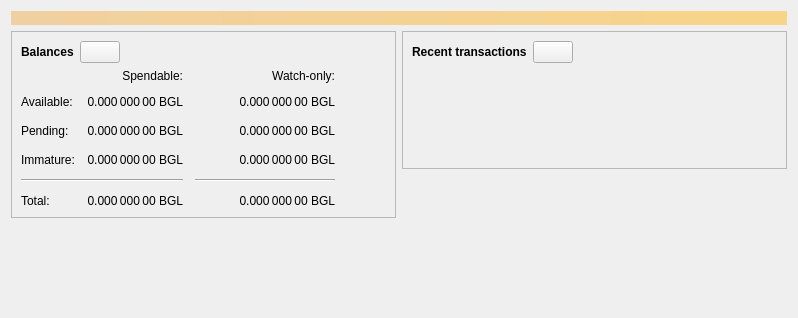
Before: the Qt Designer form src/qt/forms/overviewpage.ui in BitgesellOfficial/bitgesell, drawn with Qt 5.
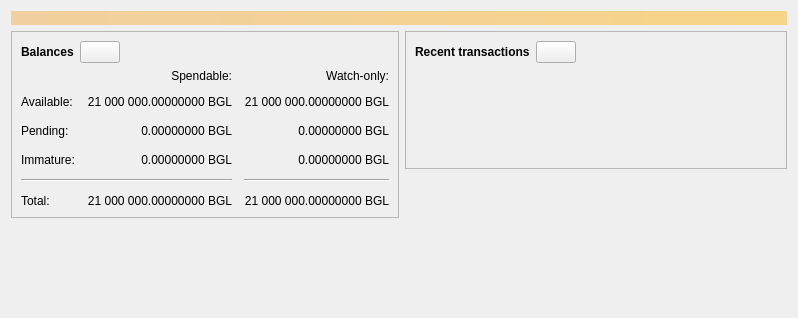
After: the same form once the commit is applied. Icons and pictures are not drawn. Custom widgets are drawn as their Qt base class.

Patch:
```diff
--- a/src/qt/forms/overviewpage.ui
+++ b/src/qt/forms/overviewpage.ui
@@ -120,7 +120,7 @@
                <string>Unconfirmed transactions to watch-only addresses</string>
               </property>
               <property name="text">
-               <string notr="true">0.000 000 00 BGL</string>
+               <string notr="true">0.00000000 BGL</string>
               </property>
               <property name="alignment">
                <set>Qt::AlignRight|Qt::AlignTrailing|Qt::AlignVCenter</set>
@@ -139,7 +139,7 @@
                <string>Total of transactions that have yet to be confirmed, and do not yet count toward the spendable balance</string>
               </property>
               <property name="text">
-               <string notr="true">0.000 000 00 BGL</string>
+               <string notr="true">0.00000000 BGL</string>
               </property>
               <property name="alignment">
                <set>Qt::AlignRight|Qt::AlignTrailing|Qt::AlignVCenter</set>
@@ -158,7 +158,7 @@
                <string>Mined balance in watch-only addresses that has not yet matured</string>
               </property>
               <property name="text">
-               <string notr="true">0.000 000 00 BGL</string>
+               <string notr="true">0.00000000 BGL</string>
               </property>
               <property name="alignment">
                <set>Qt::AlignRight|Qt::AlignTrailing|Qt::AlignVCenter</set>
@@ -210,7 +210,7 @@
                <string>Mined balance that has not yet matured</string>
               </property>
               <property name="text">
-               <string notr="true">0.000 000 00 BGL</string>
+               <string notr="true">0.00000000 BGL</string>
               </property>
               <property name="alignment">
                <set>Qt::AlignRight|Qt::AlignTrailing|Qt::AlignVCenter</set>
@@ -249,7 +249,7 @@
                <string>Your current total balance</string>
               </property>
               <property name="text">
-               <string notr="true">0.000 000 00 BGL</string>
+               <string notr="true">21 000 000.00000000 BGL</string>
               </property>
               <property name="alignment">
                <set>Qt::AlignRight|Qt::AlignTrailing|Qt::AlignVCenter</set>
@@ -268,7 +268,7 @@
                <string>Current total balance in watch-only addresses</string>
               </property>
               <property name="text">
-               <string notr="true">0.000 000 00 BGL</string>
+               <string notr="true">21 000 000.00000000 BGL</string>
               </property>
               <property name="alignment">
                <set>Qt::AlignRight|Qt::AlignTrailing|Qt::AlignVCenter</set>
@@ -304,7 +304,7 @@
                <string>Your current spendable balance</string>
               </property>
               <property name="text">
-               <string notr="true">0.000 000 00 BGL</string>
+               <string notr="true">21 000 000.00000000 BGL</string>
               </property>
               <property name="alignment">
                <set>Qt::AlignRight|Qt::AlignTrailing|Qt::AlignVCenter</set>
@@ -323,7 +323,7 @@
                <string>Your current balance in watch-only addresses</string>
               </property>
               <property name="text">
-               <string notr="true">0.000 000 00 BGL</string>
+               <string notr="true">21 000 000.00000000 BGL</string>
               </property>
               <property name="alignment">
                <set>Qt::AlignRight|Qt::AlignTrailing|Qt::AlignVCenter</set>
```
Left out of the diff: 4 changed lines with no effect on the pictures.
